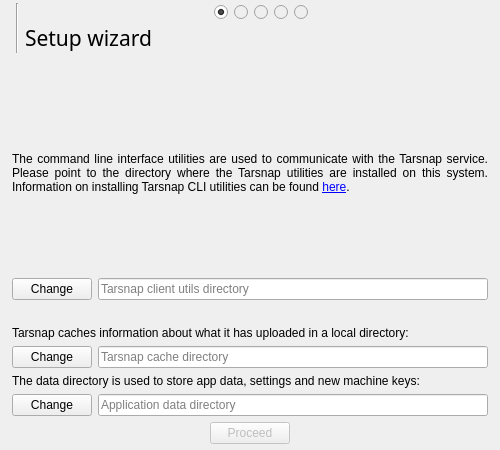
The window that forms/setupdialog.ui (Tarsnap/tarsnap-gui) describes before a commit, drawn with Qt 5.
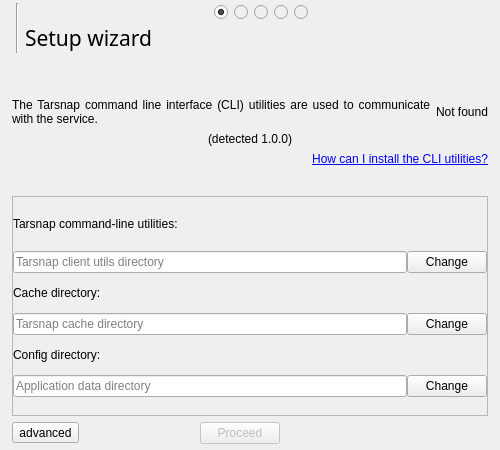
The same window after the commit. The open tabs and pages were chosen to show the change. Icons and pictures are not drawn.

Commit message: setup: rearrange CLI page

Diff of the .ui file:
```diff
--- a/forms/setupdialog.ui
+++ b/forms/setupdialog.ui
@@ -393,16 +393,7 @@
        </property>
        <item>
         <widget class="QWidget" name="actionContainerWidget" native="true">
-         <layout class="QFormLayout" name="formLayout">
-          <property name="fieldGrowthPolicy">
-           <enum>QFormLayout::AllNonFixedFieldsGrow</enum>
-          </property>
-          <property name="horizontalSpacing">
-           <number>6</number>
-          </property>
-          <property name="verticalSpacing">
-           <number>6</number>
-          </property>
+         <layout class="QVBoxLayout" name="verticalLayout_7">
           <property name="leftMargin">
            <number>0</number>
           </property>
@@ -415,16 +406,31 @@
           <property name="bottomMargin">
            <number>0</number>
           </property>
-          <item row="0" column="0" colspan="2">
+          <item>
+           <spacer name="verticalSpacer_6">
+            <property name="orientation">
+             <enum>Qt::Vertical</enum>
+            </property>
+            <property name="sizeHint" stdset="0">
+             <size>
+              <width>20</width>
+              <height>10</height>
+             </size>
+            </property>
+           </spacer>
+          </item>
+          <item>
+           <layout class="QGridLayout" name="detectCLILayout">
+            <item row="1" column="0">
            <widget class="QLabel" name="label">
             <property name="sizePolicy">
-             <sizepolicy hsizetype="Expanding" vsizetype="Expanding">
+               <sizepolicy hsizetype="Expanding" vsizetype="Fixed">
               <horstretch>0</horstretch>
               <verstretch>0</verstretch>
              </sizepolicy>
             </property>
             <property name="text">
-             <string>&lt;html&gt;&lt;head/&gt;&lt;body&gt;&lt;p&gt;The command line interface utilities are used to communicate with the Tarsnap service. Please point to the directory where the Tarsnap utilities are installed on this system. Information on installing Tarsnap CLI utilities can be found &lt;a href=&quot;http://tarsnap.com&quot;&gt;&lt;span style=&quot; text-decoration: underline; color:#0000ff;&quot;&gt;here&lt;/span&gt;&lt;/a&gt;.&lt;/p&gt;&lt;/body&gt;&lt;/html&gt;</string>
+               <string>The Tarsnap command line interface (CLI) utilities are used to communicate with the service.</string>
             </property>
             <property name="alignment">
              <set>Qt::AlignJustify|Qt::AlignVCenter</set>
@@ -440,7 +446,97 @@
             </property>
            </widget>
           </item>
-          <item row="2" column="0">
+            <item row="1" column="1">
+             <widget class="QLabel" name="foundCLILabel">
+              <property name="sizePolicy">
+               <sizepolicy hsizetype="Preferred" vsizetype="Fixed">
+                <horstretch>0</horstretch>
+                <verstretch>0</verstretch>
+               </sizepolicy>
+              </property>
+              <property name="text">
+               <string>Not found</string>
+              </property>
+             </widget>
+            </item>
+            <item row="2" column="0" colspan="2">
+             <widget class="QLabel" name="clientVersionLabel">
+              <property name="sizePolicy">
+               <sizepolicy hsizetype="Preferred" vsizetype="Fixed">
+                <horstretch>0</horstretch>
+                <verstretch>0</verstretch>
+               </sizepolicy>
+              </property>
+              <property name="text">
+               <string>(detected 1.0.0)</string>
+              </property>
+              <property name="alignment">
+               <set>Qt::AlignCenter</set>
+              </property>
+             </widget>
+            </item>
+            <item row="3" column="0" colspan="2">
+             <widget class="QLabel" name="installLinkLabel">
+              <property name="sizePolicy">
+               <sizepolicy hsizetype="Preferred" vsizetype="Fixed">
+                <horstretch>0</horstretch>
+                <verstretch>0</verstretch>
+               </sizepolicy>
+              </property>
+              <property name="text">
+               <string>&lt;a href=&quot;http://tarsnap.com&quot;&gt;&lt;span style=&quot; text-decoration: underline; color:#0000ff;&quot;&gt;How can I install the CLI utilities?&lt;/span&gt;&lt;/a&gt;</string>
+              </property>
+              <property name="alignment">
+               <set>Qt::AlignRight|Qt::AlignTrailing|Qt::AlignVCenter</set>
+              </property>
+             </widget>
+            </item>
+           </layout>
+          </item>
+          <item>
+           <spacer name="verticalSpacer_5">
+            <property name="orientation">
+             <enum>Qt::Vertical</enum>
+            </property>
+            <property name="sizeHint" stdset="0">
+             <size>
+              <width>20</width>
+              <height>10</height>
+             </size>
+            </property>
+           </spacer>
+          </item>
+          <item>
+           <widget class="QFrame" name="advancedCLIFrame">
+            <property name="minimumSize">
+             <size>
+              <width>0</width>
+              <height>220</height>
+             </size>
+            </property>
+            <property name="frameShape">
+             <enum>QFrame::StyledPanel</enum>
+            </property>
+            <property name="frameShadow">
+             <enum>QFrame::Raised</enum>
+            </property>
+            <layout class="QGridLayout" name="gridLayout">
+             <property name="leftMargin">
+              <number>0</number>
+             </property>
+             <property name="topMargin">
+              <number>0</number>
+             </property>
+             <property name="rightMargin">
+              <number>0</number>
+             </property>
+             <property name="bottomMargin">
+              <number>0</number>
+             </property>
+             <property name="spacing">
+              <number>0</number>
+             </property>
+             <item row="1" column="2">
            <widget class="QPushButton" name="tarsnapPathBrowseButton">
             <property name="toolTip">
              <string>Look for the Tarsnap CLI utilities</string>
@@ -453,43 +549,23 @@
             </property>
            </widget>
           </item>
-          <item row="2" column="1">
-           <widget class="QLineEdit" name="tarsnapPathLineEdit">
-            <property name="toolTip">
-             <string>Must point to the Tarsnap CLI utilities directory</string>
-            </property>
-            <property name="text">
-             <string/>
-            </property>
-            <property name="dragEnabled">
-             <bool>true</bool>
-            </property>
-            <property name="placeholderText">
-             <string>Tarsnap client utils directory</string>
-            </property>
-            <property name="clearButtonEnabled">
-             <bool>true</bool>
-            </property>
-           </widget>
-          </item>
-          <item row="3" column="1">
-           <widget class="QLabel" name="clientVersionLabel">
-            <property name="text">
-             <string/>
-            </property>
-           </widget>
-          </item>
           <item row="4" column="0" colspan="2">
-           <widget class="QLabel" name="label_2">
+              <widget class="QLabel" name="label_10">
+               <property name="sizePolicy">
+                <sizepolicy hsizetype="Preferred" vsizetype="Fixed">
+                 <horstretch>0</horstretch>
+                 <verstretch>0</verstretch>
+                </sizepolicy>
+               </property>
             <property name="text">
-             <string>Tarsnap caches information about what it has uploaded in a local directory:</string>
-            </property>
-            <property name="alignment">
-             <set>Qt::AlignJustify|Qt::AlignVCenter</set>
+                <string>Config directory:</string>
+               </property>
+               <property name="wordWrap">
+                <bool>true</bool>
             </property>
            </widget>
           </item>
-          <item row="5" column="0">
+             <item row="3" column="2">
            <widget class="QPushButton" name="tarsnapCacheBrowseButton">
             <property name="toolTip">
              <string>Change Tarsnap cache directory</string>
@@ -502,7 +578,39 @@
             </property>
            </widget>
           </item>
-          <item row="5" column="1">
+             <item row="5" column="0">
+              <widget class="QLineEdit" name="appDataPathLineEdit">
+               <property name="text">
+                <string/>
+               </property>
+               <property name="placeholderText">
+                <string>Application data directory</string>
+               </property>
+               <property name="clearButtonEnabled">
+                <bool>true</bool>
+               </property>
+              </widget>
+             </item>
+             <item row="2" column="0" colspan="2">
+              <widget class="QLabel" name="label_7">
+               <property name="sizePolicy">
+                <sizepolicy hsizetype="Preferred" vsizetype="Fixed">
+                 <horstretch>0</horstretch>
+                 <verstretch>0</verstretch>
+                </sizepolicy>
+               </property>
+               <property name="text">
+                <string>Cache directory:</string>
+               </property>
+               <property name="alignment">
+                <set>Qt::AlignLeading|Qt::AlignLeft|Qt::AlignVCenter</set>
+               </property>
+               <property name="wordWrap">
+                <bool>true</bool>
+               </property>
+              </widget>
+             </item>
+             <item row="3" column="0">
            <widget class="QLineEdit" name="tarsnapCacheLineEdit">
             <property name="dragEnabled">
              <bool>true</bool>
@@ -515,17 +623,26 @@
             </property>
            </widget>
           </item>
-          <item row="6" column="0" colspan="2">
-           <widget class="QLabel" name="label_4">
+             <item row="1" column="0">
+              <widget class="QLineEdit" name="tarsnapPathLineEdit">
+               <property name="toolTip">
+                <string>Must point to the Tarsnap CLI utilities directory</string>
+               </property>
             <property name="text">
-             <string>The data directory is used to store app data, settings and new machine keys:</string>
-            </property>
-            <property name="wordWrap">
+                <string/>
+               </property>
+               <property name="dragEnabled">
+                <bool>true</bool>
+               </property>
+               <property name="placeholderText">
+                <string>Tarsnap client utils directory</string>
+               </property>
+               <property name="clearButtonEnabled">
              <bool>true</bool>
             </property>
            </widget>
           </item>
-          <item row="7" column="0">
+             <item row="5" column="2">
            <widget class="QPushButton" name="appDataBrowseButton">
             <property name="toolTip">
              <string>Change application data directory</string>
@@ -535,17 +652,26 @@
             </property>
            </widget>
           </item>
-          <item row="7" column="1">
-           <widget class="QLineEdit" name="appDataPathLineEdit">
+             <item row="0" column="0" colspan="2">
+              <widget class="QLabel" name="label_6">
+               <property name="sizePolicy">
+                <sizepolicy hsizetype="Preferred" vsizetype="Fixed">
+                 <horstretch>0</horstretch>
+                 <verstretch>0</verstretch>
+                </sizepolicy>
+               </property>
             <property name="text">
-             <string/>
-            </property>
-            <property name="placeholderText">
-             <string>Application data directory</string>
-            </property>
-            <property name="clearButtonEnabled">
+                <string>Tarsnap command-line utilities:</string>
+               </property>
+               <property name="alignment">
+                <set>Qt::AlignLeading|Qt::AlignLeft|Qt::AlignVCenter</set>
+               </property>
+               <property name="wordWrap">
              <bool>true</bool>
             </property>
+              </widget>
+             </item>
+            </layout>
            </widget>
           </item>
          </layout>
@@ -554,6 +680,9 @@
        <item alignment="Qt::AlignBottom">
         <widget class="QWidget" name="buttonBox_3" native="true">
          <layout class="QHBoxLayout" name="horizontalLayout_3">
+          <property name="spacing">
+           <number>6</number>
+          </property>
           <property name="leftMargin">
            <number>0</number>
           </property>
@@ -566,6 +695,23 @@
           <property name="bottomMargin">
            <number>0</number>
           </property>
+          <item>
+           <widget class="QToolButton" name="advancedCLIButton">
+            <property name="text">
+             <string>advanced</string>
+            </property>
+            <property name="icon">
+             <iconset resource="../resources/resources.qrc">
+              <normaloff>:/icons/caret-top.png</normaloff>:/icons/caret-top.png</iconset>
+            </property>
+            <property name="toolButtonStyle">
+             <enum>Qt::ToolButtonTextBesideIcon</enum>
+            </property>
+            <property name="autoRaise">
+             <bool>false</bool>
+            </property>
+           </widget>
+          </item>
           <item>
            <spacer name="horizontalSpacer_5">
             <property name="orientation">
@@ -611,6 +757,22 @@
             </property>
            </spacer>
           </item>
+          <item>
+           <spacer name="advancedSpacer">
+            <property name="orientation">
+             <enum>Qt::Horizontal</enum>
+            </property>
+            <property name="sizeType">
+             <enum>QSizePolicy::Fixed</enum>
+            </property>
+            <property name="sizeHint" stdset="0">
+             <size>
+              <width>92</width>
+              <height>20</height>
+             </size>
+            </property>
+           </spacer>
+          </item>
          </layout>
         </widget>
        </item>
```
Lines whose indentation alone changed are shown as unchanged. The commit also changes 2 other files.
